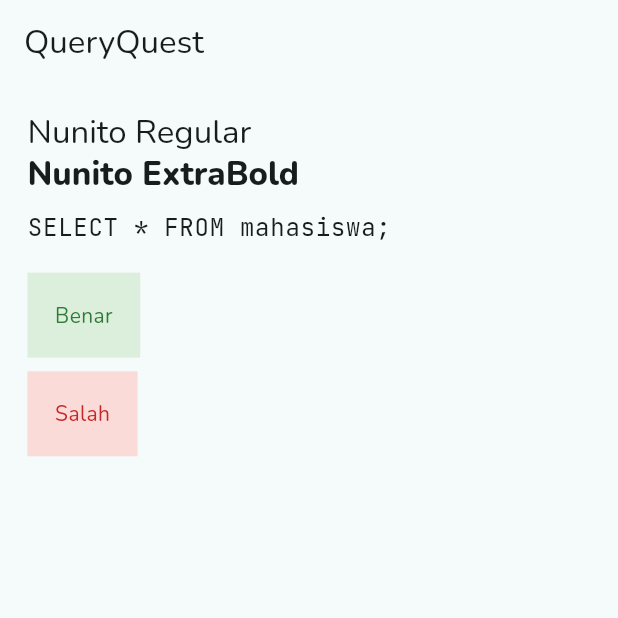
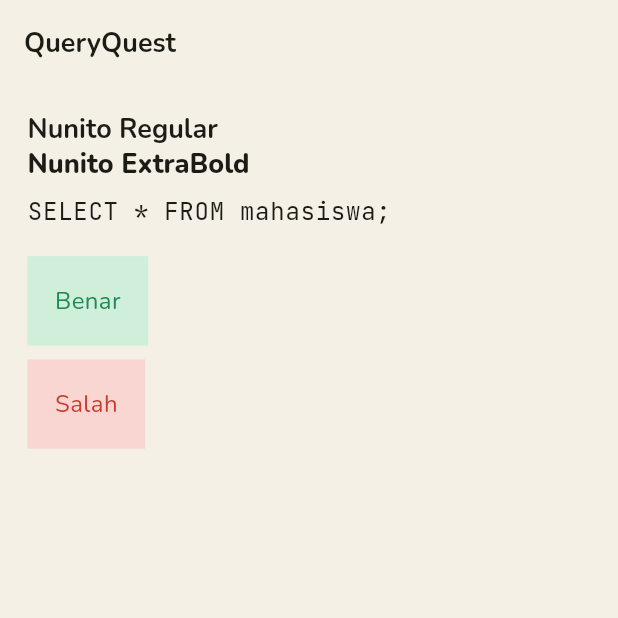
Before and after one commit to edricrolandli/uts_pm2, a Flutter app: the screen it shows after launch, on a phone screen of 412 x 824 dp, the top half of it. Run offline on Flutter 3.47's test engine with Material 3 defaults, Android fonts, the light colour scheme and no system bars; our stand-ins replace shared_preferences.

Commit message:
feat(theme): add color palette, typography, and motion tokens

```diff
--- a/lib/core/responsive/responsive.dart
+++ b/lib/core/responsive/responsive.dart
@@ -15,6 +15,7 @@ class Responsive {
   double get md => unit * 2;
   double get lg => unit * 3;
   double get xl => unit * 4;
+  double get xxl => unit * 6;
 
   double font(double base) => base * scale;
   double wp(double f) => size.width * f;
--- a/lib/core/theme/app_theme.dart
+++ b/lib/core/theme/app_theme.dart
@@ -1,25 +1,66 @@
 import 'package:flutter/material.dart';
 
+import 'app_tokens.dart';
 import 'quiz_colors.dart';
 
-class AppTheme {
-  AppTheme._();
-
-  static const Color _seed = Color(0xFF0E7C86); // teal
-
+abstract final class AppTheme {
   static ThemeData light() => _build(Brightness.light, QuizColors.light);
   static ThemeData dark() => _build(Brightness.dark, QuizColors.dark);
 
   static ThemeData _build(Brightness brightness, QuizColors quizColors) {
-    final scheme = ColorScheme.fromSeed(
-      seedColor: _seed,
+    final p = quizColors.palette;
+    final scheme = ColorScheme(
       brightness: brightness,
+      primary: p.amber,
+      onPrimary: AppTokens.light.ink,
+      primaryContainer: p.amberContainer,
+      onPrimaryContainer: p.onAmberContainer,
+      secondary: p.blueprint,
+      onSecondary: p.paper,
+      secondaryContainer: p.blueprintContainer,
+      onSecondaryContainer: p.ink,
+      error: p.wrong,
+      onError: AppTokens.light.paper,
+      errorContainer: p.wrongContainer,
+      onErrorContainer: p.onWrongContainer,
+      surface: p.surface,
+      onSurface: p.ink,
+      onSurfaceVariant: p.inkMuted,
+      outline: p.outlineStrong,
+      outlineVariant: p.line,
+      surfaceTint: AppTokens.transparent,
     );
     return ThemeData(
       useMaterial3: true,
       colorScheme: scheme,
-      fontFamily: 'Nunito',
+      scaffoldBackgroundColor: p.paper,
+      fontFamily: AppTokens.nunito,
       extensions: [quizColors],
+      textTheme: TextTheme(
+        displayLarge: AppTokens.displayXL,
+        displayMedium: AppTokens.display,
+        headlineMedium: AppTokens.headline,
+        titleLarge: AppTokens.title,
+        bodyLarge: AppTokens.body,
+        bodyMedium: AppTokens.body,
+        labelLarge: AppTokens.monoLabel,
+      ).apply(bodyColor: p.ink, displayColor: p.ink),
+      appBarTheme: AppBarTheme(
+        backgroundColor: p.paper,
+        foregroundColor: p.ink,
+        elevation: AppTokens.zero,
+        scrolledUnderElevation: AppTokens.zero,
+        surfaceTintColor: AppTokens.transparent,
+      ),
+      splashFactory: NoSplash.splashFactory,
+      highlightColor: AppTokens.transparent,
+      hoverColor: AppTokens.transparent,
+      focusColor: AppTokens.transparent,
+      dialogTheme: DialogThemeData(
+        backgroundColor: p.surface,
+        surfaceTintColor: AppTokens.transparent,
+        elevation: AppTokens.zero,
+      ),
     );
   }
 }
--- /dev/null
+++ b/lib/core/theme/app_tokens.dart
@@ -0,0 +1,234 @@
+import 'package:flutter/material.dart';
+
+import '../responsive/responsive.dart';
+
+class AppPalette {
+  const AppPalette({
+    required this.paper,
+    required this.surface,
+    required this.ink,
+    required this.inkMuted,
+    required this.line,
+    required this.outlineStrong,
+    required this.amber,
+    required this.amberContainer,
+    required this.onAmberContainer,
+    required this.keyEdge,
+    required this.blueprint,
+    required this.blueprintContainer,
+    required this.correct,
+    required this.correctContainer,
+    required this.onCorrectContainer,
+    required this.wrong,
+    required this.wrongContainer,
+    required this.onWrongContainer,
+    required this.codeBg,
+    required this.codeText,
+  });
+  final Color paper;
+  final Color surface;
+  final Color ink;
+  final Color inkMuted;
+  final Color line;
+  final Color outlineStrong;
+  final Color amber;
+  final Color amberContainer;
+  final Color onAmberContainer;
+  final Color keyEdge;
+  final Color blueprint;
+  final Color blueprintContainer;
+  final Color correct;
+  final Color correctContainer;
+  final Color onCorrectContainer;
+  final Color wrong;
+  final Color wrongContainer;
+  final Color onWrongContainer;
+  final Color codeBg;
+  final Color codeText;
+  AppPalette lerp(AppPalette other, double t) => AppPalette(
+    paper: Color.lerp(paper, other.paper, t)!,
+    surface: Color.lerp(surface, other.surface, t)!,
+    ink: Color.lerp(ink, other.ink, t)!,
+    inkMuted: Color.lerp(inkMuted, other.inkMuted, t)!,
+    line: Color.lerp(line, other.line, t)!,
+    outlineStrong: Color.lerp(outlineStrong, other.outlineStrong, t)!,
+    amber: Color.lerp(amber, other.amber, t)!,
+    amberContainer: Color.lerp(amberContainer, other.amberContainer, t)!,
+    onAmberContainer: Color.lerp(onAmberContainer, other.onAmberContainer, t)!,
+    keyEdge: Color.lerp(keyEdge, other.keyEdge, t)!,
+    blueprint: Color.lerp(blueprint, other.blueprint, t)!,
+    blueprintContainer: Color.lerp(
+      blueprintContainer,
+      other.blueprintContainer,
+      t,
+    )!,
+    correct: Color.lerp(correct, other.correct, t)!,
+    correctContainer: Color.lerp(correctContainer, other.correctContainer, t)!,
+    onCorrectContainer: Color.lerp(
+      onCorrectContainer,
+      other.onCorrectContainer,
+      t,
+    )!,
+    wrong: Color.lerp(wrong, other.wrong, t)!,
+    wrongContainer: Color.lerp(wrongContainer, other.wrongContainer, t)!,
+    onWrongContainer: Color.lerp(onWrongContainer, other.onWrongContainer, t)!,
+    codeBg: Color.lerp(codeBg, other.codeBg, t)!,
+    codeText: Color.lerp(codeText, other.codeText, t)!,
+  );
+}
+
+abstract final class AppTokens {
+  static const light = AppPalette(
+    paper: Color(0xFFF5F0E6),
+    surface: Color(0xFFFFFCF5),
+    ink: Color(0xFF1D1B16),
+    inkMuted: Color(0xFF5C574B),
+    line: Color(0xFFD8D0BD),
+    outlineStrong: Color(0xFF1D1B16),
+    amber: Color(0xFFF4B400),
+    amberContainer: Color(0xFFFFE8A6),
+    onAmberContainer: Color(0xFF3A2A00),
+    keyEdge: Color(0xFF1D1B16),
+    blueprint: Color(0xFF2F5D8A),
+    blueprintContainer: Color(0xFFD6E4F3),
+    correct: Color(0xFF1F8A55),
+    correctContainer: Color(0xFFCFEFDB),
+    onCorrectContainer: Color(0xFF0E4A2B),
+    wrong: Color(0xFFC93A2E),
+    wrongContainer: Color(0xFFF9D6D1),
+    onWrongContainer: Color(0xFF651912),
+    codeBg: Color(0xFF1D1B16),
+    codeText: Color(0xFFF5F0E6),
+  );
+  static const dark = AppPalette(
+    paper: Color(0xFF16140F),
+    surface: Color(0xFF211F19),
+    ink: Color(0xFFF3EEE2),
+    inkMuted: Color(0xFFB3AC9C),
+    line: Color(0xFF3A362C),
+    outlineStrong: Color(0xFF8A8472),
+    amber: Color(0xFFFFC21F),
+    amberContainer: Color(0xFF4A3A05),
+    onAmberContainer: Color(0xFFFFE8A6),
+    keyEdge: Color(0xFF7A5A00),
+    blueprint: Color(0xFF8DB8E3),
+    blueprintContainer: Color(0xFF1F3A57),
+    correct: Color(0xFF5FD08F),
+    correctContainer: Color(0xFF17402B),
+    onCorrectContainer: Color(0xFFCFEFDB),
+    wrong: Color(0xFFFF8A7D),
+    wrongContainer: Color(0xFF4A1D18),
+    onWrongContainer: Color(0xFFF9D6D1),
+    codeBg: Color(0xFF0F0E0B),
+    codeText: Color(0xFFF3EEE2),
+  );
+  static const transparent = Color(0x00000000);
+  static const textScaleMax = 1.3;
+  static const pressedScale = .98;
+  static const curveStandard = Curves.easeOutCubic;
+  static const curveExpressive = Curves.easeOutBack;
+  static const durShort = Duration(milliseconds: 120);
+  static const durMedium = Duration(milliseconds: 240);
+  static const durLong = Duration(milliseconds: 420);
+  static const durShake = Duration(milliseconds: 360);
+  static const shakeCycles = 3;
+  static const shakeRadians = 6.283185307179586;
+  static const noMotion = Duration.zero;
+  static const zero = 0.0;
+  static const fullRadius = BorderRadius.all(Radius.circular(999));
+  static const nunito = 'Nunito';
+  static const mono = 'JetBrainsMono';
+  static const displayXL = TextStyle(
+    fontFamily: nunito,
+    fontWeight: FontWeight.w800,
+    fontSize: 72,
+    height: .95,
+    letterSpacing: -2,
+  );
+  static const display = TextStyle(
+    fontFamily: nunito,
+    fontWeight: FontWeight.w800,
+    fontSize: 40,
+    height: 1.05,
+    letterSpacing: -1,
+  );
+  static const headline = TextStyle(
+    fontFamily: nunito,
+    fontWeight: FontWeight.w800,
+    fontSize: 28,
+    height: 1.15,
+    letterSpacing: -.5,
+  );
+  static const question = TextStyle(
+    fontFamily: nunito,
+    fontWeight: FontWeight.w700,
+    fontSize: 22,
+    height: 1.3,
+  );
+  static const title = TextStyle(
+    fontFamily: nunito,
+    fontWeight: FontWeight.w700,
+    fontSize: 18,
+    height: 1.3,
+  );
+  static const button = TextStyle(
+    fontFamily: nunito,
+    fontWeight: FontWeight.w800,
+    fontSize: 18,
+    height: 1.3,
+  );
+  static const body = TextStyle(
+    fontFamily: nunito,
+    fontWeight: FontWeight.w400,
+    fontSize: 16,
+    height: 1.45,
+  );
+  static const monoLabel = TextStyle(
+    fontFamily: mono,
+    fontWeight: FontWeight.w700,
+    fontSize: 12,
+    height: 1.2,
+    letterSpacing: .8,
+  );
+  static const monoData = TextStyle(
+    fontFamily: mono,
+    fontWeight: FontWeight.w400,
+    fontSize: 14,
+    height: 1.4,
+  );
+  static const code = TextStyle(
+    fontFamily: mono,
+    fontWeight: FontWeight.w400,
+    fontSize: 14,
+    height: 1.5,
+  );
+}
+
+class AppGeometry {
+  AppGeometry.of(BuildContext context) : unit = context.r.unit;
+  final double unit;
+  BorderRadius get radiusSm => BorderRadius.circular(unit);
+  BorderRadius get radiusMd => BorderRadius.circular(unit * 2);
+  BorderRadius get radiusLg => BorderRadius.circular(unit * 3.5);
+  double get strokeThin => unit * .125;
+  double get strokeThick => unit * .25;
+  double get keyEdge => unit * .5;
+  double get touch => (unit * 6).clamp(48, double.infinity);
+  double get buttonHeight => unit * 7;
+  double get icon => unit * 3;
+  double get badge => unit * 5;
+  double get logo => unit * 6;
+  double get segmentHeight => unit;
+  double get shake => unit * .75;
+  double get doodleHeight => unit * 25;
+}
+
+class AppMotion {
+  AppMotion.of(BuildContext context)
+    : disabled = MediaQuery.disableAnimationsOf(context);
+  final bool disabled;
+  Duration get short => disabled ? Duration.zero : AppTokens.durShort;
+  Duration get medium => disabled ? Duration.zero : AppTokens.durMedium;
+  Duration get long => disabled ? Duration.zero : AppTokens.durLong;
+  Duration get shake => disabled ? Duration.zero : AppTokens.durShake;
+}
--- a/lib/core/theme/quiz_colors.dart
+++ b/lib/core/theme/quiz_colors.dart
@@ -1,80 +1,31 @@
 import 'package:flutter/material.dart';
+
+import 'app_tokens.dart';
 
 @immutable
 class QuizColors extends ThemeExtension<QuizColors> {
-  const QuizColors({
-    required this.correct,
-    required this.correctContainer,
-    required this.wrong,
-    required this.wrongContainer,
-    required this.selected,
-    required this.selectedContainer,
-  });
-
-  final Color correct;
-  final Color correctContainer;
-  final Color wrong;
-  final Color wrongContainer;
-  final Color selected;
-  final Color selectedContainer;
-
-  static const light = QuizColors(
-    correct: Color(0xFF2E7D32),
-    correctContainer: Color(0xFFDCEFDD),
-    wrong: Color(0xFFC62828),
-    wrongContainer: Color(0xFFFADBD8),
-    selected: Color(0xFF0E7C86),
-    selectedContainer: Color(0xFFD3ECEE),
-  );
-
-  static const dark = QuizColors(
-    correct: Color(0xFF81C784),
-    correctContainer: Color(0xFF1F3D22),
-    wrong: Color(0xFFEF9A9A),
-    wrongContainer: Color(0xFF4A1F1F),
-    selected: Color(0xFF7FD1D9),
-    selectedContainer: Color(0xFF16393C),
-  );
+  const QuizColors(this.palette);
+  final AppPalette palette;
+  static const light = QuizColors(AppTokens.light);
+  static const dark = QuizColors(AppTokens.dark);
+  Color get correct => palette.correct;
+  Color get correctContainer => palette.correctContainer;
+  Color get onCorrectContainer => palette.onCorrectContainer;
+  Color get wrong => palette.wrong;
+  Color get wrongContainer => palette.wrongContainer;
+  Color get onWrongContainer => palette.onWrongContainer;
+  Color get selected => palette.amber;
+  Color get selectedContainer => palette.amberContainer;
+  Color get codeBg => palette.codeBg;
+  Color get codeText => palette.codeText;
+  Color get keyEdge => palette.keyEdge;
 
   @override
-  QuizColors copyWith({
-    Color? correct,
-    Color? correctContainer,
-    Color? wrong,
-    Color? wrongContainer,
-    Color? selected,
-    Color? selectedContainer,
-  }) {
-    return QuizColors(
-      correct: correct ?? this.correct,
-      correctContainer: correctContainer ?? this.correctContainer,
-      wrong: wrong ?? this.wrong,
-      wrongContainer: wrongContainer ?? this.wrongContainer,
-      selected: selected ?? this.selected,
-      selectedContainer: selectedContainer ?? this.selectedContainer,
-    );
-  }
-
+  QuizColors copyWith({AppPalette? palette}) =>
+      QuizColors(palette ?? this.palette);
   @override
-  QuizColors lerp(ThemeExtension<QuizColors>? other, double t) {
-    if (other is! QuizColors) return this;
-    return QuizColors(
-      correct: Color.lerp(correct, other.correct, t)!,
-      correctContainer: Color.lerp(
-        correctContainer,
-        other.correctContainer,
-        t,
-      )!,
-      wrong: Color.lerp(wrong, other.wrong, t)!,
-      wrongContainer: Color.lerp(wrongContainer, other.wrongContainer, t)!,
-      selected: Color.lerp(selected, other.selected, t)!,
-      selectedContainer: Color.lerp(
-        selectedContainer,
-        other.selectedContainer,
-        t,
-      )!,
-    );
-  }
+  QuizColors lerp(ThemeExtension<QuizColors>? other, double t) =>
+      other is QuizColors ? QuizColors(palette.lerp(other.palette, t)) : this;
 }
 
 extension QuizColorsX on BuildContext {
```
Also changed, not shown: lib/core/theme/app_text_styles.dart (added, +22 -0 lines).
